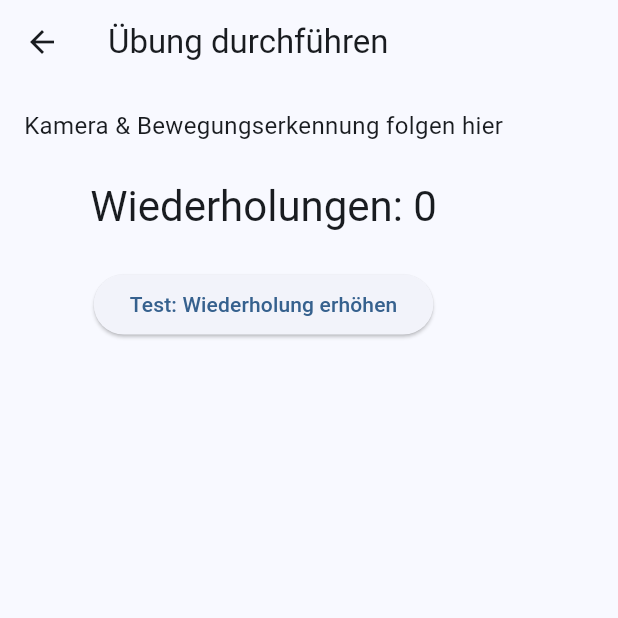
After one commit to florianschneps-sys/smarthabitracker, a Flutter app: the screen it shows after launch, after a tap on "Übung starten", on a phone screen of 412 x 824 dp, the top half of it. The commit adds this screen. Run offline on Flutter 3.47's test engine with Material 3 defaults, Android fonts, the phone set to English and light mode, and no system bars.

Commit message:
Add exercise screen and navigation

```diff
--- /dev/null
+++ b/lib/screens/exercise_screen.dart
@@ -0,0 +1,46 @@
+import 'package:flutter/material.dart';
+
+class ExerciseScreen extends StatefulWidget {
+  const ExerciseScreen({Key? key}) : super(key: key);
+
+  @override
+  State<ExerciseScreen> createState() => _ExerciseScreenState();
+}
+
+class _ExerciseScreenState extends State<ExerciseScreen> {
+  int repetitions = 0;
+
+  @override
+  Widget build(BuildContext context) {
+    return Scaffold(
+      appBar: AppBar(
+        title: const Text('Übung durchführen'),
+      ),
+      body: Padding(
+        padding: const EdgeInsets.all(16),
+        child: Column(
+          children: [
+            const Text(
+              'Kamera & Bewegungserkennung folgen hier',
+              style: TextStyle(fontSize: 16),
+            ),
+            const SizedBox(height: 24),
+            Text(
+              'Wiederholungen: $repetitions',
+              style: Theme.of(context).textTheme.headlineMedium,
+            ),
+            const SizedBox(height: 24),
+            ElevatedButton(
+              onPressed: () {
+                setState(() {
+                  repetitions++;
+                });
+              },
+              child: const Text('Test: Wiederholung erhöhen'),
+            ),
+          ],
+        ),
+      ),
+    );
+  }
+}
--- a/lib/screens/home_screen.dart
+++ b/lib/screens/home_screen.dart
@@ -1,5 +1,6 @@
 import 'package:flutter/material.dart';
 import '../models/habit.dart';
+import 'exercise_screen.dart';
 
 class HomeScreen extends StatefulWidget {
   const HomeScreen({Key? key}) : super(key: key);
@@ -21,6 +22,8 @@ class _HomeScreenState extends State<HomeScreen> {
       habit.markCompleted();
     });
   }
+
+
 
   @override
   Widget build(BuildContext context) {
@@ -44,9 +47,22 @@ class _HomeScreenState extends State<HomeScreen> {
               onPressed: habit.completedToday ? null : completeHabit,
               child: const Text('Als erledigt markieren'),
             ),
+            ElevatedButton(
+  onPressed: () {
+    Navigator.push(
+      context,
+      MaterialPageRoute(
+        builder: (context) => const ExerciseScreen(),
+      ),
+    );
+  },
+  child: const Text('Übung starten'),
+),
           ],
         ),
       ),
     );
   }
+
+
 }
```
